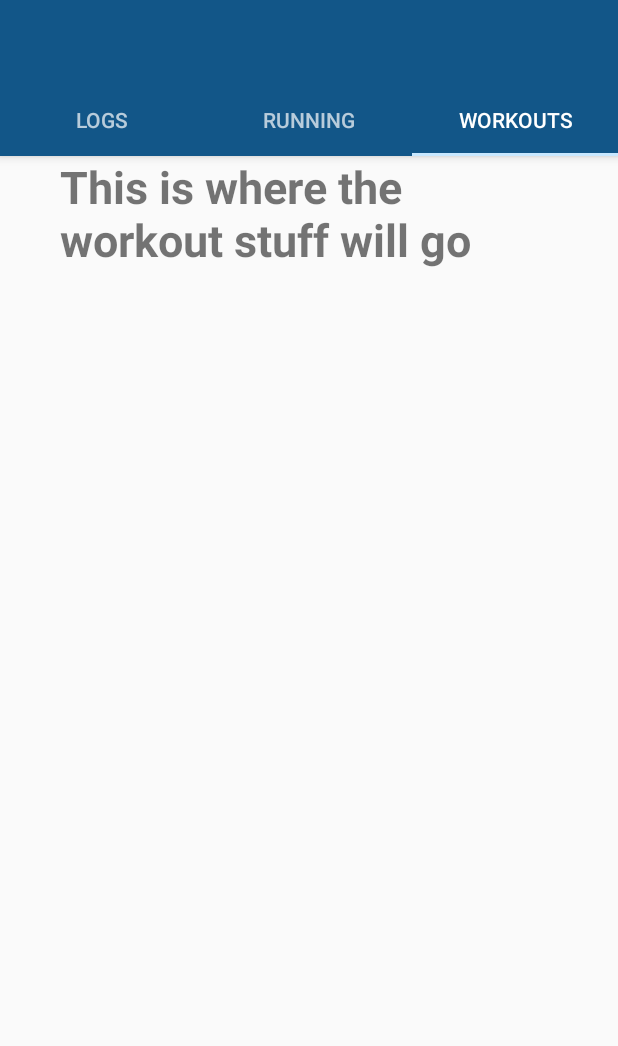
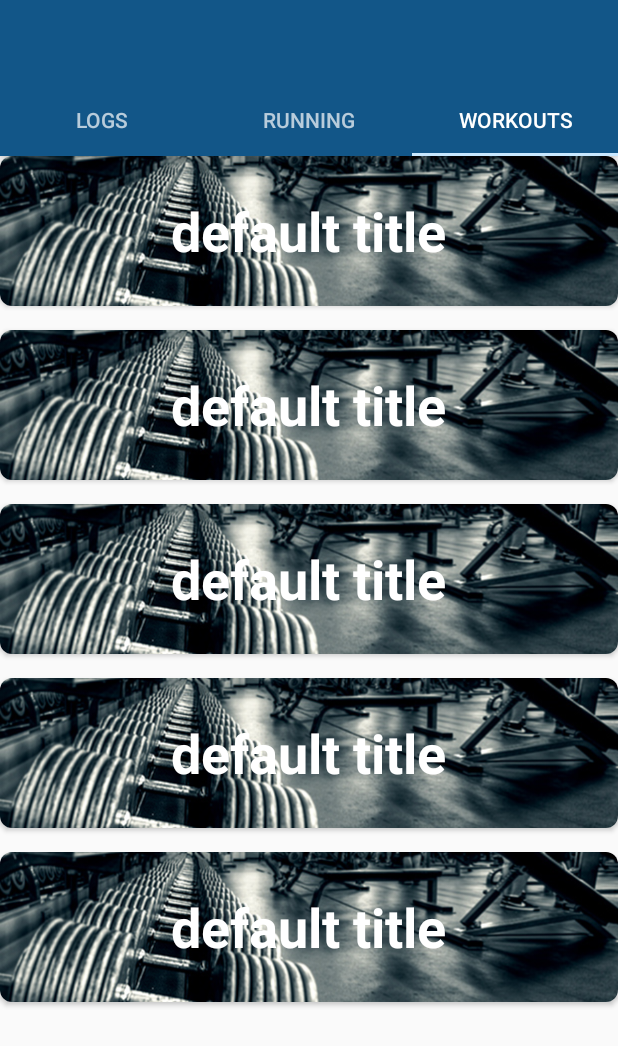
Before and after one commit to jhall234/GymBuddy, an Android app: the screen it shows after launch (MainActivity), tab 3 chosen, on a phone screen of 412 x 824 dp. Shown: the top 1046 px of the screen. Run offline under Robolectric (Android 15) with nearby library versions, the phone set to English and light mode, and no system bars.

Commit message:
workouts buttons work, now need to display workout textview when 2nd button is clicked

```diff
--- a/app/src/main/AndroidManifest.xml
+++ b/app/src/main/AndroidManifest.xml
@@ -17,6 +17,8 @@
                 <category android:name="android.intent.category.LAUNCHER" />
             </intent-filter>
         </activity>
+
+        <activity android:name=".WorkoutDetailsActivity"></activity>
     </application>
 
 </manifest>
--- a/app/src/main/java/com/csci448/jhallinan/gymbuddy/MainActivity.kt
+++ b/app/src/main/java/com/csci448/jhallinan/gymbuddy/MainActivity.kt
@@ -11,6 +11,15 @@ class MainActivity : AppCompatActivity(){
 
 
 
+
+    private fun setUpViewPager(viewPager: ViewPager){
+        val adapter = ViewPagerAdapter(supportFragmentManager)
+        adapter.addFragment(LogsFragment(), "Logs")
+        adapter.addFragment(RunningFragment(), "Running")
+        adapter.addFragment(WorkoutsFragment(), "Workouts")
+        viewPager.adapter = adapter
+    }
+
     override fun onCreate(savedInstanceState: Bundle?) {
         super.onCreate(savedInstanceState)
         setContentView(R.layout.activity_main)
@@ -22,13 +31,4 @@ class MainActivity : AppCompatActivity(){
         tab_layout.setupWithViewPager(view_pager)
     }
 
-    private fun setUpViewPager(viewPager: ViewPager){
-        val adapter = ViewPagerAdapter(supportFragmentManager)
-        adapter.addFragment(LogsFragment(), "Logs")
-        adapter.addFragment(RunningFragment(), "Running")
-        adapter.addFragment(WorkoutsFragment(), "Workouts")
-        viewPager.adapter = adapter
-    }
-
-
 }
--- a/app/src/main/java/com/csci448/jhallinan/gymbuddy/WorkoutsFragment.kt
+++ b/app/src/main/java/com/csci448/jhallinan/gymbuddy/WorkoutsFragment.kt
@@ -1,12 +1,28 @@
 package com.csci448.jhallinan.gymbuddy
 
+import android.content.Intent
 import android.os.Bundle
 import android.support.v4.app.Fragment
+import android.support.v7.widget.LinearLayoutManager
+import android.support.v7.widget.RecyclerView
 import android.view.LayoutInflater
 import android.view.View
 import android.view.ViewGroup
+import android.widget.Toast
+import kotlinx.android.synthetic.main.workouts_fragment.*
 
 class WorkoutsFragment: Fragment() {
+
+    // Will turn true if on the second list, letting
+    // us know we can redirect to the workout text
+    var isTextViewReady = false
+
+    private var layoutManager: RecyclerView.LayoutManager? = null
+    private var adapter: RecyclerView.Adapter<WorkoutsRecyclerViewAdapter.ViewHolder>? = null
+
+    // TODO: This function will need to create a new array of WorkoutViewItems to return and create & set new adapter
+
+
     override fun onCreate(savedInstanceState: Bundle?) {
         super.onCreate(savedInstanceState)
     }
@@ -14,4 +30,32 @@ class WorkoutsFragment: Fragment() {
     override fun onCreateView(inflater: LayoutInflater, container: ViewGroup?, savedInstanceState: Bundle?): View? {
         return inflater.inflate(R.layout.workouts_fragment, container, false)
     }
+
+    override fun onViewCreated(view: View, savedInstanceState: Bundle?) {
+        layoutManager = LinearLayoutManager(context)
+        workouts_fragment_recycler_view.layoutManager = layoutManager
+
+        adapter = WorkoutsRecyclerViewAdapter(FIRST_VIEW_LIST){ position ->
+            val intent = Intent(context, WorkoutDetailsActivity::class.java)
+            intent.putParcelableArrayListExtra(WorkoutDetailsActivity.EXTRA_SECOND_VIEW_LIST, SECOND_VIEW_LIST)
+            startActivity(intent)
+        }
+        workouts_fragment_recycler_view.adapter = adapter
+
+
+    }
+
+    companion object {
+
+        val FIRST_VIEW_LIST = arrayListOf<WorkoutViewItem>(WorkoutViewItem("default title", R.drawable.dumbells),
+                                                            WorkoutViewItem("default title", R.drawable.dumbells),
+                                                            WorkoutViewItem("default title", R.drawable.dumbells),
+                                                            WorkoutViewItem("default title", R.drawable.dumbells),
+                                                            WorkoutViewItem("default title", R.drawable.dumbells))
+
+        val SECOND_VIEW_LIST = arrayListOf<WorkoutViewItem>(WorkoutViewItem("default title", R.drawable.upper_body),
+            WorkoutViewItem("default title", R.drawable.upper_body),
+            WorkoutViewItem("default title", R.drawable.upper_body),
+            WorkoutViewItem("default title", R.drawable.upper_body))
+    }
 }
--- a/app/src/main/res/layout/workouts_fragment.xml
+++ b/app/src/main/res/layout/workouts_fragment.xml
@@ -6,14 +6,9 @@
         android:layout_height="match_parent"
         tools:context="com.csci448.jhallinan.gymbuddy.LogsFragment">
 
-    <TextView
-            android:layout_width="wrap_content"
-            android:layout_height="wrap_content"
-            android:text="This is where the workout stuff will go"
-            android:textSize="30dp"
-            android:textStyle="bold"
-            android:layout_marginLeft="40dp"
-            android:layout_marginRight="40dp"/>
-
+    <android.support.v7.widget.RecyclerView
+        android:id="@+id/workouts_fragment_recycler_view"
+        android:layout_width="match_parent"
+        android:layout_height="match_parent"/>
 
 </LinearLayout>
--- /dev/null
+++ b/app/src/main/res/layout/workouts_fragment_list_item.xml
@@ -0,0 +1,32 @@
+<?xml version="1.0" encoding="utf-8"?>
+
+<android.support.v7.widget.CardView
+        xmlns:android="http://schemas.android.com/apk/res/android"
+        xmlns:tools="http://schemas.android.com/tools"
+        xmlns:card_view="http://schemas.android.com/apk/res-auto"
+        android:layout_width="match_parent"
+        android:layout_height="100dp"
+        android:id="@+id/workouts_fragment_list_item_view"
+        card_view:cardCornerRadius="8dp"
+        android:layout_marginBottom="16dp">
+
+    <ImageView
+            android:id="@+id/workouts_fragment_list_item_background_image_view"
+            android:layout_width="match_parent"
+            android:layout_height="wrap_content"
+            android:layout_centerInParent="true"
+            android:src="@drawable/ic_launcher_background"
+            android:scaleType="centerCrop"/>
+    <TextView
+            android:id="@+id/workouts_fragment_list_item_title"
+            android:layout_width="wrap_content"
+            android:layout_height="wrap_content"
+            android:layout_gravity="center"
+            android:textSize="36sp"
+            android:text="Workout Type"
+            android:textStyle="bold"
+            android:textColor="#FFFFFF"
+            android:layout_centerInParent="true"/>
+
+
+</android.support.v7.widget.CardView>
--- a/build.gradle
+++ b/build.gradle
@@ -8,7 +8,7 @@ buildscript {
 
     }
     dependencies {
-        classpath 'com.android.tools.build:gradle:3.3.1'
+        classpath 'com.android.tools.build:gradle:3.3.2'
         classpath "org.jetbrains.kotlin:kotlin-gradle-plugin:$kotlin_version"
         // NOTE: Do not place your application dependencies here; they belong
         // in the individual module build.gradle files
```
Also changed, not shown: app/src/main/java/com/csci448/jhallinan/gymbuddy/WorkoutDetailsActivity.kt (added, +45 -0 lines), app/src/main/java/com/csci448/jhallinan/gymbuddy/WorkoutDetailsFragment.kt (added, +51 -0 lines), app/src/main/java/com/csci448/jhallinan/gymbuddy/WorkoutViewItem.kt (added, +33 -0 lines), app/src/main/java/com/csci448/jhallinan/gymbuddy/WorkoutsRecyclerViewAdapter.kt (added, +46 -0 lines), app/src/main/res/layout/activity_workout_details.xml (added, +29 -0 lines), app/src/main/res/drawable/dumbells.png (added), app/src/main/res/drawable/upper_body.jpg (added).
